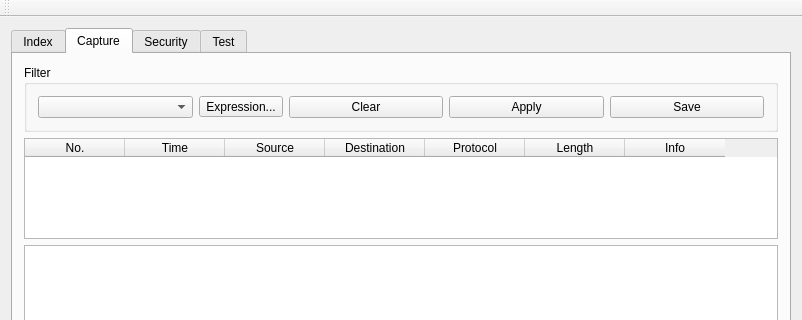
This is mainwindow.ui in baidut/QSniffer as Qt 5 draws it before an edit; both pictures show x 0 to 802 and y 0 to 320 of the 802 by 500 pixel window. The edited form follows.
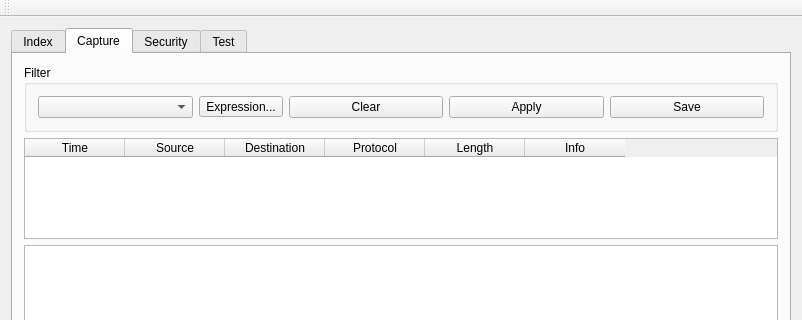
This is the edited form. The open tabs and pages were chosen to show the change.

What changed in the file:
```diff
--- a/mainwindow.ui
+++ b/mainwindow.ui
@@ -199,11 +199,6 @@
         </item>
         <item row="1" column="0">
          <widget class="QTableWidget" name="tableWidget_pkt">
-          <column>
-           <property name="text">
-            <string>No.</string>
-           </property>
-          </column>
           <column>
            <property name="text">
             <string>Time</string>
```
Left out of the diff: 2 changed lines with no effect on the pictures.
